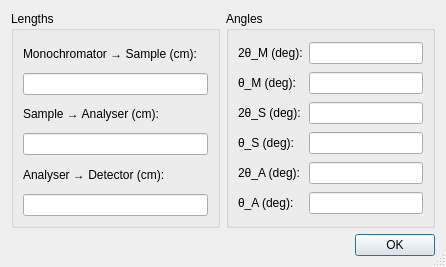
Qt form ui/real_params.ui (tweber-ill/frm_mirror-takin1) before a commit.
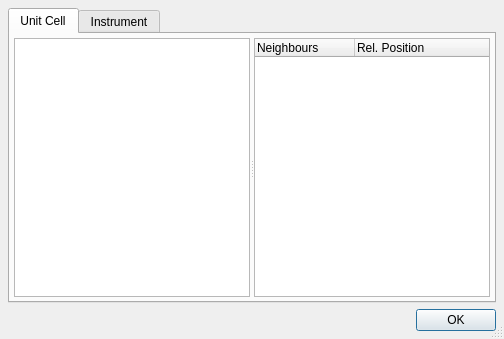
The same form after that commit.

Commit message: added unit/super cell infos

```diff
--- a/ui/real_params.ui
+++ b/ui/real_params.ui
@@ -6,8 +6,8 @@
    <rect>
     <x>0</x>
     <y>0</y>
-    <width>446</width>
-    <height>267</height>
+    <width>504</width>
+    <height>339</height>
    </rect>
   </property>
   <property name="windowTitle">
@@ -16,7 +16,81 @@
   <property name="sizeGripEnabled">
    <bool>true</bool>
   </property>
-  <layout class="QGridLayout" name="gridLayout_7">
+  <layout class="QGridLayout" name="gridLayout_2">
+   <property name="margin">
+    <number>8</number>
+   </property>
+   <item row="0" column="0">
+    <widget class="QTabWidget" name="tabWidget">
+     <property name="currentIndex">
+      <number>0</number>
+     </property>
+     <widget class="QWidget" name="tab_2">
+      <attribute name="title">
+       <string>Unit Cell</string>
+      </attribute>
+      <layout class="QGridLayout" name="gridLayout_5">
+       <property name="margin">
+        <number>4</number>
+       </property>
+       <item row="0" column="0">
+        <widget class="QSplitter" name="splitter">
+         <property name="orientation">
+          <enum>Qt::Horizontal</enum>
+         </property>
+         <property name="handleWidth">
+          <number>4</number>
+         </property>
+         <widget class="QListWidget" name="listAtoms">
+          <property name="sizePolicy">
+           <sizepolicy hsizetype="Expanding" vsizetype="Expanding">
+            <horstretch>1</horstretch>
+            <verstretch>0</verstretch>
+           </sizepolicy>
+          </property>
+          <property name="toolTip">
+           <string>Unit Cell</string>
+          </property>
+          <property name="alternatingRowColors">
+           <bool>true</bool>
+          </property>
+         </widget>
+         <widget class="QTreeWidget" name="treeNN">
+          <property name="sizePolicy">
+           <sizepolicy hsizetype="Expanding" vsizetype="Expanding">
+            <horstretch>1</horstretch>
+            <verstretch>0</verstretch>
+           </sizepolicy>
+          </property>
+          <property name="toolTip">
+           <string>Super Cell</string>
+          </property>
+          <property name="alternatingRowColors">
+           <bool>true</bool>
+          </property>
+          <column>
+           <property name="text">
+            <string>Neighbours</string>
+           </property>
+          </column>
+          <column>
+           <property name="text">
+            <string>Rel. Position</string>
+           </property>
+          </column>
+         </widget>
+        </widget>
+       </item>
+      </layout>
+     </widget>
+     <widget class="QWidget" name="tab">
+      <attribute name="title">
+       <string>Instrument</string>
+      </attribute>
+      <layout class="QGridLayout" name="gridLayout">
+       <property name="margin">
+        <number>4</number>
+       </property>
    <item row="0" column="1">
     <widget class="QGroupBox" name="groupBox_4">
      <property name="title">
@@ -180,6 +254,23 @@
     </widget>
    </item>
    <item row="1" column="0" colspan="2">
+        <spacer name="verticalSpacer">
+         <property name="orientation">
+          <enum>Qt::Vertical</enum>
+         </property>
+         <property name="sizeHint" stdset="0">
+          <size>
+           <width>20</width>
+           <height>40</height>
+          </size>
+         </property>
+        </spacer>
+       </item>
+      </layout>
+     </widget>
+    </widget>
+   </item>
+   <item row="1" column="0">
     <widget class="QDialogButtonBox" name="buttonBox">
      <property name="orientation">
       <enum>Qt::Horizontal</enum>
```
Left out of the diff: 5 changed lines with no effect on the pictures. Lines whose indentation alone changed are shown as unchanged. The commit also changes 7 other files.
